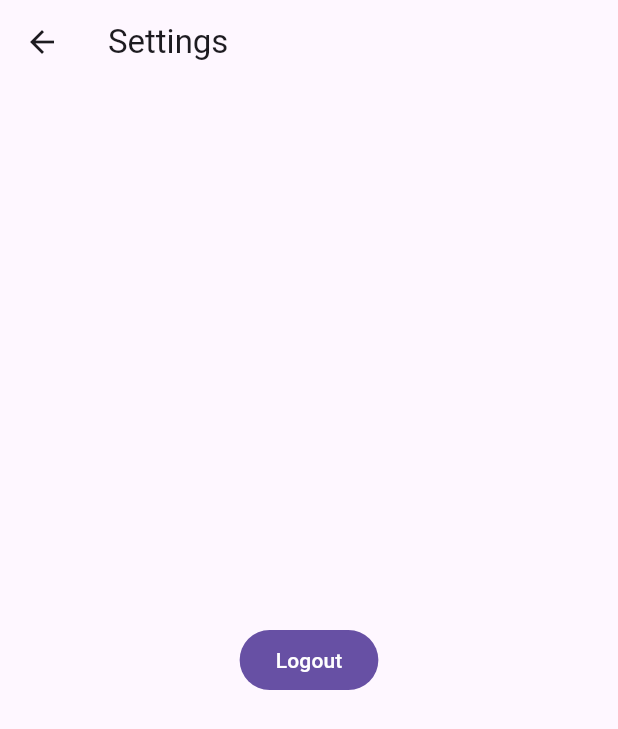
After one commit to nogringo/lupine, a Flutter app: the SettingsPage screen opened directly, on a phone screen of 412 x 824 dp. The commit adds this screen. Shown: the top 729 px of the screen. Run offline on Flutter 3.47's test engine with Material 3 defaults, Android fonts, the phone set to English and light mode, and no system bars; our stand-ins replace file_picker, flutter_secure_storage, get, hex; missing offline and left inert: bech32, desktop_drop, encrypt, lupine_sdk, ndk, pointycastle; accounts and stored records are empty.

Commit message:
add logout

```diff
--- a/lib/repository.dart
+++ b/lib/repository.dart
@@ -1,6 +1,7 @@
 import 'package:file_picker/file_picker.dart';
 import 'package:get/get.dart';
 import 'package:lupine/config.dart';
+import 'package:lupine/screens/login/login_page.dart';
 import 'package:lupine_sdk/lupine_sdk.dart';
 import 'package:path/path.dart' as p;
 import 'package:flutter_secure_storage/flutter_secure_storage.dart';
@@ -35,6 +36,14 @@ class Repository extends GetxController {
 
   void listenEvents() async {
     DriveService().updateEvents.listen((_) => update());
+  }
+
+  logout() async {
+    fileExplorerViewPath = "/MyFiles";
+    DriveService().logout();
+    await Repository.to.storage.delete(key: "privkey");
+
+    Get.offAll(() => LoginPage());
   }
 
   void pickFolder() async {
--- a/lib/screens/loading/loading_controller.dart
+++ b/lib/screens/loading/loading_controller.dart
@@ -7,7 +7,6 @@ class LoadingController extends GetxController {
   static LoadingController get to => Get.find();
 
   loadApp() async {
-    await Repository.to.storage.deleteAll();
     final privkey = await Repository.to.storage.read(key: "privkey");
 
     if (privkey == null) {
--- /dev/null
+++ b/lib/screens/settings/settings_controller.dart
@@ -0,0 +1,11 @@
+import 'package:get/get.dart';
+import 'package:lupine/repository.dart';
+
+class SettingsController extends GetxController {
+  static SettingsController get to => Get.find();
+
+
+  void logout() async {
+    Repository.to.logout();
+  }
+}
--- /dev/null
+++ b/lib/screens/settings/settings_page.dart
@@ -0,0 +1,18 @@
+import 'package:flutter/material.dart';
+import 'package:get/get.dart';
+import 'package:lupine/screens/settings/settings_controller.dart';
+
+class SettingsPage extends StatelessWidget {
+  const SettingsPage({super.key});
+
+  @override
+  Widget build(BuildContext context) {
+    Get.put(SettingsController());
+    return Scaffold(
+      appBar: AppBar(title: Text("Settings")),
+      body: Center(
+        child: FilledButton(onPressed: SettingsController.to.logout, child: Text("Logout")),
+      ),
+    );
+  }
+}
```
Also changed, not shown: lib/screens/explorer/explorer_page.dart (+3 -4 lines).
